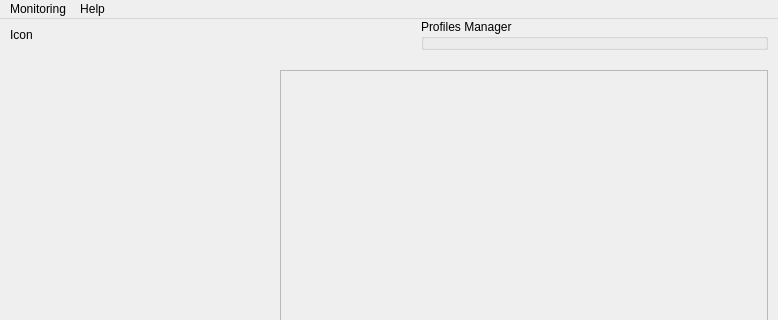
Before: the Qt Designer form res/MainWindow.ui in Ultrawipf/OpenFFBoard-configurator, drawn with Qt 5; both pictures show x 0 to 778 and y 0 to 320 of the 778 by 468 pixel window.
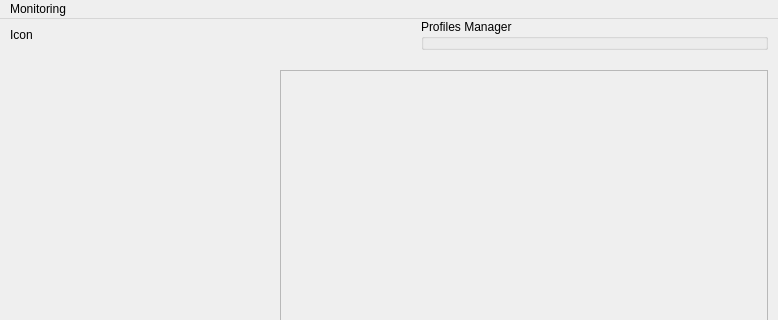
After: the same form once the commit is applied.

What changed in the file:
```diff
--- a/res/MainWindow.ui
+++ b/res/MainWindow.ui
@@ -147,12 +147,6 @@
      <height>21</height>
     </rect>
    </property>
-   <widget class="QMenu" name="menuHelp">
-    <property name="title">
-     <string>Help</string>
-    </property>
-    <addaction name="actionDebug_mode"/>
-   </widget>
    <widget class="QMenu" name="menuMonitoring">
     <property name="title">
      <string>Monitoring</string>
@@ -161,7 +155,6 @@
     <addaction name="actionEffects_forces"/>
    </widget>
    <addaction name="menuMonitoring"/>
-   <addaction name="menuHelp"/>
   </widget>
   <widget class="QStatusBar" name="statusbar"/>
   <action name="actionFFB_Wheel_TMC_wizard">
```
Left out of the diff: 14 changed lines with no effect on the pictures.
